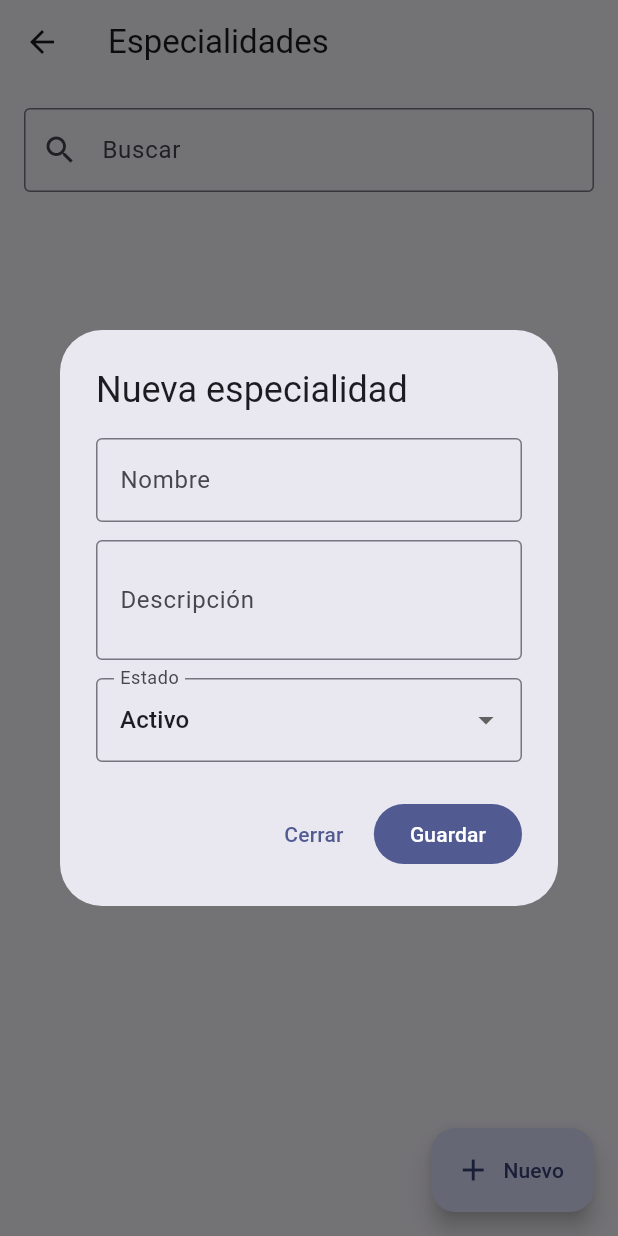
After one commit to JoseCarlosVasquezproyect/proyecto-final-diplomado, a Flutter app: the EspecialidadesScreen screen opened directly, after a tap on "Nuevo", on a phone screen of 412 x 824 dp. The commit adds this screen. Run offline on Flutter 3.47's test engine with Material 3 defaults, Android fonts, the phone set to English and light mode, and no system bars; our stand-ins replace shared_preferences, supabase_flutter; accounts and stored records are empty.

Commit message:
Agregar pantalla de especialidades

```diff
--- a/lib/controllers/gestion_controller.dart
+++ b/lib/controllers/gestion_controller.dart
@@ -5,6 +5,9 @@ import '../repositories/gestion_repository.dart';
 class GestionController extends ChangeNotifier {
   GestionController(this.repository);
   final GestionRepository repository;
+  Future<List<Especialidad>> listarEspecialidades() => repository.listarEspecialidades();
+  Future<void> guardarEspecialidad(Especialidad especialidad) => repository.guardarEspecialidad(especialidad);
+  Future<void> darDeBajaEspecialidad(String id) => repository.darDeBajaEspecialidad(id);
   Administrador? administrador;
   Future<bool> verificarAdministrador() async { administrador = await repository.administradorActual(); notifyListeners(); return administrador != null; }
   Future<List<Json>> listar(String tabla, {String order = 'created_at'}) => repository.list(tabla, order: order);
--- a/lib/repositories/gestion_repository.dart
+++ b/lib/repositories/gestion_repository.dart
@@ -5,6 +5,35 @@ import '../models/gestion_models.dart';
 class GestionRepository {
   GestionRepository(this.client);
   final SupabaseClient client;
+  Future<List<Especialidad>> listarEspecialidades() async {
+    final rows = await client.from('especialidades')
+        .select('id, nombre, descripcion, estado').order('nombre');
+    return rows.map(Especialidad.fromMap).toList();
+  }
+
+  Future<void> guardarEspecialidad(Especialidad especialidad) async {
+    final nombre = especialidad.nombre.trim();
+    if (nombre.length < 2 || nombre.length > 100 ||
+        !['activo', 'inactivo'].contains(especialidad.estado)) {
+      throw ArgumentError('Los datos de la especialidad no son válidos.');
+    }
+    final values = {
+      'nombre': nombre,
+      'descripcion': especialidad.descripcion?.trim() ?? '',
+      'estado': especialidad.estado,
+    };
+    if (especialidad.id == null) {
+      await client.from('especialidades').insert(values).select('id').single();
+    } else {
+      await client.from('especialidades').update(values)
+          .eq('id', especialidad.id!).select('id').single();
+    }
+  }
+
+  Future<void> darDeBajaEspecialidad(String id) async {
+    await client.from('especialidades').update({'estado': 'inactivo'})
+        .eq('id', id).select('id').single();
+  }
   Future<Administrador?> administradorActual() async {
     final id = client.auth.currentUser?.id;
     if (id == null) return null;
--- /dev/null
+++ b/lib/screens/especialidades_screen.dart
@@ -0,0 +1,278 @@
+import 'package:flutter/material.dart';
+import 'package:provider/provider.dart';
+import 'package:supabase_flutter/supabase_flutter.dart';
+
+import '../controllers/gestion_controller.dart';
+import '../models/gestion_models.dart';
+
+class EspecialidadesScreen extends StatefulWidget {
+  const EspecialidadesScreen({super.key});
+
+  @override
+  State<EspecialidadesScreen> createState() => _EspecialidadesScreenState();
+}
+
+class _EspecialidadesScreenState extends State<EspecialidadesScreen> {
+  List<Especialidad> _especialidades = [];
+  bool _cargando = true;
+  String? _error;
+  String _busqueda = '';
+  final _busquedaController = TextEditingController();
+  int _consulta = 0;
+
+  @override
+  void dispose() {
+    _busquedaController.dispose();
+    super.dispose();
+  }
+
+  @override
+  void initState() {
+    super.initState();
+    _cargar();
+  }
+
+  Future<void> _cargar({bool limpiarBusqueda = false}) async {
+    if (!mounted) return;
+    final consulta = ++_consulta;
+    setState(() {
+      _cargando = true;
+      _error = null;
+      if (limpiarBusqueda) {
+        _busqueda = '';
+        _busquedaController.clear();
+      }
+    });
+    try {
+      final datos = await context.read<GestionController>().listarEspecialidades();
+      if (!mounted || consulta != _consulta) return;
+      setState(() {
+        _especialidades = datos;
+        _cargando = false;
+      });
+    } catch (error) {
+      if (!mounted || consulta != _consulta) return;
+      setState(() {
+        _error = _mensajeError(error);
+        _cargando = false;
+      });
+    }
+  }
+
+  Future<void> _abrirFormulario([Especialidad? especialidad]) async {
+    final resultado = await showDialog<_Resultado>(
+      context: context,
+      barrierDismissible: false,
+      builder: (_) => _EspecialidadForm(especialidad: especialidad),
+    );
+    if (!mounted || resultado == null) return;
+    // Consultar nuevamente la base y reemplazar la lista que pinta este State.
+    // Limpiar la búsqueda permite ver también registros cuyo nombre/estado cambió.
+    await _cargar(limpiarBusqueda: true);
+    if (!mounted) return;
+    final mensaje = resultado == _Resultado.baja
+        ? 'Especialidad dada de baja correctamente.'
+        : especialidad == null
+            ? 'Especialidad creada correctamente.'
+            : 'Especialidad actualizada correctamente.';
+    ScaffoldMessenger.of(context).showSnackBar(SnackBar(content: Text(mensaje)));
+  }
+
+  @override
+  Widget build(BuildContext context) => Scaffold(
+        appBar: AppBar(title: const Text('Especialidades')),
+        floatingActionButton: FloatingActionButton.extended(
+          onPressed: () => _abrirFormulario(),
+          icon: const Icon(Icons.add),
+          label: const Text('Nuevo'),
+        ),
+        body: _contenido(),
+      );
+
+  Widget _contenido() {
+    if (_cargando) return const Center(child: CircularProgressIndicator());
+    if (_error != null) {
+      return Center(
+        child: Padding(
+          padding: const EdgeInsets.all(24),
+          child: Column(mainAxisSize: MainAxisSize.min, children: [
+            Icon(Icons.error_outline, size: 48, color: Theme.of(context).colorScheme.error),
+            const SizedBox(height: 12),
+            Text(_error!, textAlign: TextAlign.center),
+            const SizedBox(height: 16),
+            FilledButton.icon(onPressed: _cargar, icon: const Icon(Icons.refresh), label: const Text('Reintentar')),
+          ]),
+        ),
+      );
+    }
+    final consulta = _busqueda.trim().toLowerCase();
+    final filtrados = _especialidades.where((item) =>
+        [item.nombre, item.descripcion ?? '', item.estado]
+            .any((valor) => valor.toLowerCase().contains(consulta))).toList();
+    return Column(children: [
+      Padding(
+        padding: const EdgeInsets.all(16),
+        child: TextField(
+          controller: _busquedaController,
+          decoration: const InputDecoration(labelText: 'Buscar', hintText: 'Nombre, descripción o estado', prefixIcon: Icon(Icons.search), border: OutlineInputBorder()),
+          onChanged: (value) => setState(() => _busqueda = value),
+        ),
+      ),
+      Expanded(
+        child: _especialidades.isEmpty
+            ? const Center(child: Text('No existen especialidades registradas.'))
+            : filtrados.isEmpty
+                ? const Center(child: Text('No hay especialidades que coincidan con la búsqueda.'))
+                : ListView.builder(
+                    padding: const EdgeInsets.fromLTRB(12, 0, 12, 88),
+                    itemCount: filtrados.length,
+                    itemBuilder: (_, index) {
+                      final item = filtrados[index];
+                      return Card(
+                        child: Padding(
+                          padding: const EdgeInsets.all(16),
+                          child: Column(crossAxisAlignment: CrossAxisAlignment.start, children: [
+                            Text(item.nombre, style: Theme.of(context).textTheme.titleMedium?.copyWith(fontWeight: FontWeight.bold)),
+                            const SizedBox(height: 6),
+                            Text(item.descripcion?.isNotEmpty == true ? item.descripcion! : 'Sin descripción'),
+                            const SizedBox(height: 6),
+                            Chip(label: Text('Estado: ${_etiquetaEstado(item.estado)}')),
+                            TextButton.icon(onPressed: () => _abrirFormulario(item), icon: const Icon(Icons.edit_outlined), label: const Text('Editar')),
+                          ]),
+                        ),
+                      );
+                    },
+                  ),
+      ),
+    ]);
+  }
+}
+
+enum _Resultado { guardado, baja }
+
+class _EspecialidadForm extends StatefulWidget {
+  const _EspecialidadForm({this.especialidad});
+  final Especialidad? especialidad;
+
+  @override
+  State<_EspecialidadForm> createState() => _EspecialidadFormState();
+}
+
+class _EspecialidadFormState extends State<_EspecialidadForm> {
+  final _formKey = GlobalKey<FormState>();
+  late final TextEditingController _nombre;
+  late final TextEditingController _descripcion;
+  late String _estado;
+  bool _ocupado = false;
+  String? _error;
+
+  @override
+  void initState() {
+    super.initState();
+    _nombre = TextEditingController(text: widget.especialidad?.nombre ?? '');
+    _descripcion = TextEditingController(text: widget.especialidad?.descripcion ?? '');
+    _estado = widget.especialidad?.estado ?? 'activo';
+  }
+
+  @override
+  void dispose() {
+    _nombre.dispose();
+    _descripcion.dispose();
+    super.dispose();
+  }
+
+  Future<void> _guardar() async {
+    if (_ocupado || !_formKey.currentState!.validate()) return;
+    await _ejecutar(() => context.read<GestionController>().guardarEspecialidad(
+          Especialidad(id: widget.especialidad?.id, nombre: _nombre.text.trim(), descripcion: _descripcion.text.trim(), estado: _estado),
+        ), _Resultado.guardado);
+  }
+
+  Future<void> _darDeBaja() async {
+    if (_ocupado) return;
+    final confirmado = await showDialog<bool>(
+      context: context,
+      builder: (dialogContext) => AlertDialog(
+        title: const Text('Dar de baja'),
+        content: const Text('¿Confirmas que deseas dar de baja esta especialidad?'),
+        actions: [
+          TextButton(onPressed: () => Navigator.pop(dialogContext, false), child: const Text('Cancelar')),
+          FilledButton(onPressed: () => Navigator.pop(dialogContext, true), child: const Text('Dar de baja')),
+        ],
+      ),
+    );
+    if (!mounted || confirmado != true || _ocupado) return;
+    await _ejecutar(() => context.read<GestionController>().darDeBajaEspecialidad(widget.especialidad!.id!), _Resultado.baja);
+  }
+
+  Future<void> _ejecutar(Future<void> Function() operacion, _Resultado resultado) async {
+    setState(() { _ocupado = true; _error = null; });
+    try {
+      await operacion();
+      if (mounted) Navigator.pop(context, resultado);
+    } catch (error) {
+      if (mounted) setState(() => _error = _mensajeError(error));
+    } finally {
+      if (mounted) setState(() => _ocupado = false);
+    }
+  }
+
+  @override
+  Widget build(BuildContext context) => PopScope(
+        canPop: !_ocupado,
+        child: AlertDialog(
+          title: Text(widget.especialidad == null ? 'Nueva especialidad' : 'Editar especialidad'),
+          content: SizedBox(
+            width: 520,
+            child: Form(
+              key: _formKey,
+              child: SingleChildScrollView(
+                child: Column(mainAxisSize: MainAxisSize.min, crossAxisAlignment: CrossAxisAlignment.stretch, children: [
+                  TextFormField(
+                    controller: _nombre,
+                    enabled: !_ocupado,
+                    decoration: const InputDecoration(labelText: 'Nombre', border: OutlineInputBorder()),
+                    validator: (value) {
+                      final nombre = value?.trim() ?? '';
+                      if (nombre.isEmpty) return 'El nombre es obligatorio.';
+                      if (nombre.length < 2) return 'El nombre debe tener al menos 2 caracteres.';
+                      if (nombre.length > 100) return 'El nombre debe tener como máximo 100 caracteres.';
+                      return null;
+                    },
+                  ),
+                  const SizedBox(height: 12),
+                  TextFormField(controller: _descripcion, enabled: !_ocupado, minLines: 2, maxLines: 4, decoration: const InputDecoration(labelText: 'Descripción', border: OutlineInputBorder())),
+                  const SizedBox(height: 12),
+                  DropdownButtonFormField<String>(
+                    initialValue: _estado,
+                    decoration: const InputDecoration(labelText: 'Estado', border: OutlineInputBorder()),
+                    items: ['activo', 'inactivo'].map((value) => DropdownMenuItem(value: value, child: Text(_etiquetaEstado(value)))).toList(),
+                    onChanged: _ocupado ? null : (value) => setState(() => _estado = value!),
+                    validator: (value) => ['activo', 'inactivo'].contains(value) ? null : 'Selecciona un estado válido.',
+                  ),
+                  if (_error != null) ...[const SizedBox(height: 12), Text(_error!, style: TextStyle(color: Theme.of(context).colorScheme.error))],
+                ]),
+              ),
+            ),
+          ),
+          actions: [
+            if (widget.especialidad?.estado == 'activo') TextButton(onPressed: _ocupado ? null : _darDeBaja, child: const Text('Dar de baja')),
+            TextButton(onPressed: _ocupado ? null : () => Navigator.pop(context), child: const Text('Cerrar')),
+            FilledButton(onPressed: _ocupado ? null : _guardar, child: Text(_ocupado ? 'Guardando...' : 'Guardar')),
+          ],
+        ),
+      );
+}
+
+String _etiquetaEstado(String estado) => estado == 'activo' ? 'Activo' : 'Inactivo';
+
+String _mensajeError(Object error) {
+  if (error is PostgrestException) {
+    if (error.code == '23505') return 'Ya existe una especialidad con ese nombre.';
+    if (error.code == '23514') return 'Revisa el nombre y el estado de la especialidad.';
+    if (error.code == '42501') return 'No tienes permisos para realizar esta operación.';
+    if (error.code == 'PGRST116') return 'No se pudo acceder a la especialidad. Recarga la lista e inténtalo nuevamente.';
+  }
+  if (error is AuthException) return 'La sesión no es válida. Vuelve a iniciar sesión.';
+  return 'No se pudo completar la operación de especialidades. Revisa tu conexión e inténtalo nuevamente.';
+}
--- a/lib/screens/home_screen.dart
+++ b/lib/screens/home_screen.dart
@@ -3,6 +3,7 @@ import 'package:supabase_flutter/supabase_flutter.dart';
 import 'entity_screen.dart';
 import 'personal_module_screen.dart';
 import 'turnos_screen.dart';
+import 'especialidades_screen.dart';
 
 const especialidadesSpec = EntitySpec(title: 'Especialidades', table: 'especialidades', fields: [FieldSpec('nombre', 'Nombre', required: true), FieldSpec('descripcion', 'Descripción'), FieldSpec('estado', 'Estado', required: true, options: ['activo', 'inactivo'])]);
 const emergenciasSpec = EntitySpec(title: 'Emergencias', table: 'emergencias', fields: [FieldSpec('codigo', 'Código', required: true), FieldSpec('fecha', 'Fecha AAAA-MM-DD', required: true), FieldSpec('hora', 'Hora', required: true), FieldSpec('area', 'Área', required: true), FieldSpec('tipo', 'Tipo', required: true, options: ['operacion_emergencia', 'atencion_urgente', 'otro']), FieldSpec('prioridad', 'Prioridad', required: true, options: ['alta', 'media', 'baja']), FieldSpec('descripcion', 'Descripción', required: true), FieldSpec('estado', 'Estado', required: true, options: ['pendiente', 'en_atencion', 'finalizada', 'cancelada'])]);
@@ -11,7 +12,7 @@ class HomeScreen extends StatefulWidget { const HomeScreen({super.key}); @overri
 class _HomeScreenState extends State<HomeScreen> {
   int page = 0;
   @override Widget build(BuildContext context) {
-    final pages = [Dashboard(onOpen: (p) => setState(() => page = p)), const PersonalModuleScreen(key: ValueKey('medicos'), tipo: 'medico', titulo: 'Médicos'), const PersonalModuleScreen(key: ValueKey('enfermeros'), tipo: 'enfermero', titulo: 'Enfermeros'), const PersonalModuleScreen(key: ValueKey('pasantes'), tipo: 'pasante', titulo: 'Pasantes'), const EntityScreen(key: ValueKey('especialidades'), spec: especialidadesSpec), const TurnosScreen(key: ValueKey('turnos')), const EntityScreen(key: ValueKey('emergencias'), spec: emergenciasSpec)];
+    final pages = [Dashboard(onOpen: (p) => setState(() => page = p)), const PersonalModuleScreen(key: ValueKey('medicos'), tipo: 'medico', titulo: 'Médicos'), const PersonalModuleScreen(key: ValueKey('enfermeros'), tipo: 'enfermero', titulo: 'Enfermeros'), const PersonalModuleScreen(key: ValueKey('pasantes'), tipo: 'pasante', titulo: 'Pasantes'), const EspecialidadesScreen(key: ValueKey('especialidades')), const TurnosScreen(key: ValueKey('turnos')), const EntityScreen(key: ValueKey('emergencias'), spec: emergenciasSpec)];
     final labels = ['Dashboard', 'Médicos', 'Enfermeros', 'Pasantes', 'Especialidades', 'Turnos', 'Emergencias'];
     final wide = MediaQuery.sizeOf(context).width >= 850;
     Widget menu() => ListView(children: [const DrawerHeader(child: Text('Gestión hospitalaria', style: TextStyle(fontSize: 21))), ...List.generate(labels.length, (i) => ListTile(selected: page == i, title: Text(labels[i]), onTap: () { setState(() => page = i); Navigator.maybePop(context); }))]);
```
Also changed, not shown: 1 other file.
